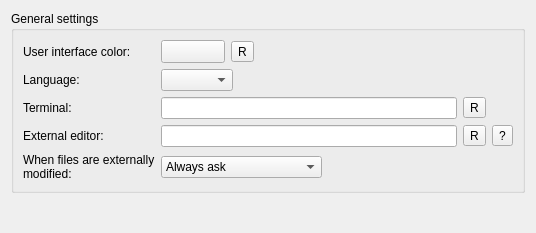
The window that ground/openpilotgcs/src/plugins/coreplugin/generalsettings.ui (openpilot/OpenPilot) describes before a commit, drawn with Qt 5.
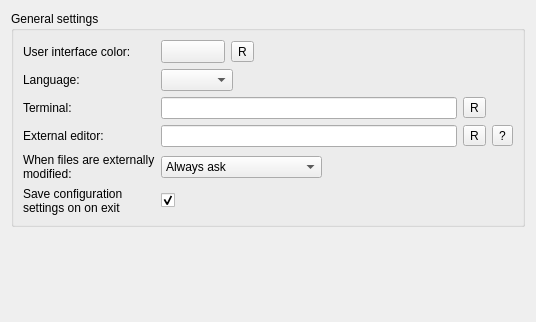
The same window after the commit. Icons and pictures are not drawn. Custom widgets are drawn as their Qt base class.

Commit message: OP-232 GCS Configuration: Add general Option to not save settings on exit.

Patch:
```diff
--- a/ground/openpilotgcs/src/plugins/coreplugin/generalsettings.ui
+++ b/ground/openpilotgcs/src/plugins/coreplugin/generalsettings.ui
@@ -7,7 +7,7 @@
     <x>0</x>
     <y>0</y>
     <width>536</width>
-    <height>233</height>
+    <height>322</height>
    </rect>
   </property>
   <layout class="QVBoxLayout" name="verticalLayout_2">
@@ -221,6 +221,26 @@
         </item>
        </layout>
       </item>
+      <item row="11" column="1">
+       <widget class="QCheckBox" name="checkBoxSaveOnExit">
+        <property name="text">
+         <string/>
+        </property>
+        <property name="checked">
+         <bool>true</bool>
+        </property>
+       </widget>
+      </item>
+      <item row="11" column="0">
+       <widget class="QLabel" name="label_4">
+        <property name="text">
+         <string>Save configuration settings on on exit</string>
+        </property>
+        <property name="wordWrap">
+         <bool>true</bool>
+        </property>
+       </widget>
+      </item>
      </layout>
     </widget>
    </item>
```
The commit also changes 3 other files.
